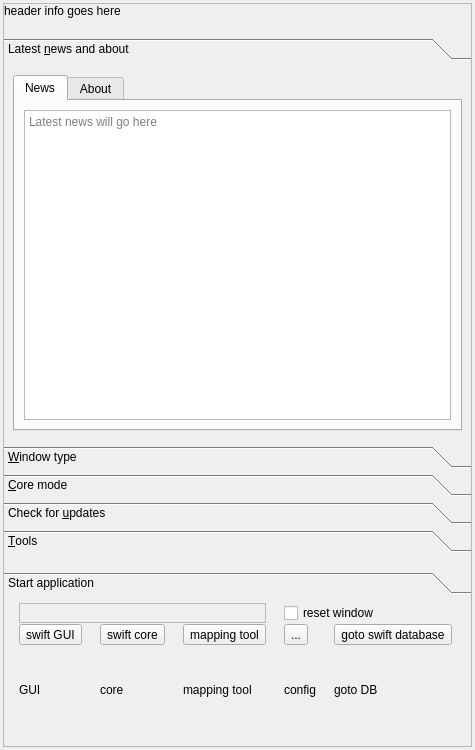
The window that src/swiftlauncher/swiftlauncher.ui (swift-project/pilotclient) describes before a commit, drawn with Qt 5.
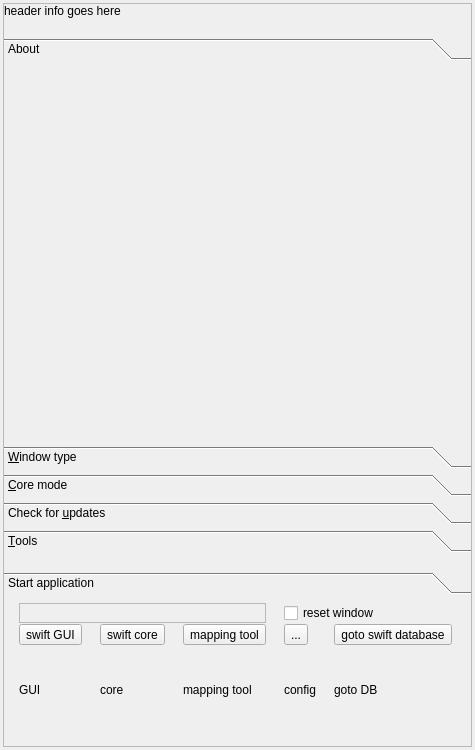
The same window after the commit. The open tabs and pages were chosen to show the change. Icons and pictures are not drawn. Custom widgets are drawn as their Qt base class.

Commit message:
Remove broken launcher news widget
The links for news are broken.
As most announcements are published via Discord nowadays, remove it for now.

```diff
--- a/src/swiftlauncher/swiftlauncher.ui
+++ b/src/swiftlauncher/swiftlauncher.ui
@@ -103,48 +103,11 @@
               </rect>
              </property>
              <attribute name="label">
-              <string>Latest &amp;news and about</string>
+              <string>About</string>
              </attribute>
-             <layout class="QVBoxLayout" name="vl_LatestNewsAndAbout">
+             <layout class="QVBoxLayout" name="vl_About">
               <item>
-               <widget class="QTabWidget" name="tw_LatestNewsAbout">
-                <property name="currentIndex">
-                 <number>1</number>
-                </property>
-                <widget class="QWidget" name="tb_LatestNews">
-                 <attribute name="title">
-                  <string>News</string>
-                 </attribute>
-                 <layout class="QVBoxLayout" name="vl_LatestNews">
-                  <item>
-                   <widget class="QTextBrowser" name="tbr_LatestNews">
-                    <property name="documentTitle">
-                     <string>Latest news</string>
-                    </property>
-                    <property name="readOnly">
-                     <bool>true</bool>
-                    </property>
-                    <property name="placeholderText">
-                     <string>Latest news will go here</string>
-                    </property>
-                    <property name="openExternalLinks">
-                     <bool>true</bool>
-                    </property>
-                   </widget>
-                  </item>
-                 </layout>
-                </widget>
-                <widget class="QWidget" name="tb_About">
-                 <attribute name="title">
-                  <string>About</string>
-                 </attribute>
-                 <layout class="QVBoxLayout" name="vl_About">
-                  <item>
-                   <widget class="BlackGui::Components::CAboutHtmlComponent" name="comp_AboutHTML"/>
-                  </item>
-                 </layout>
-                </widget>
-               </widget>
+               <widget class="BlackGui::Components::CAboutHtmlComponent" name="comp_AboutHTML"/>
               </item>
              </layout>
             </widget>
```
Left out of the diff: 4 changed lines with no effect on the pictures. The commit also changes 4 other files.
